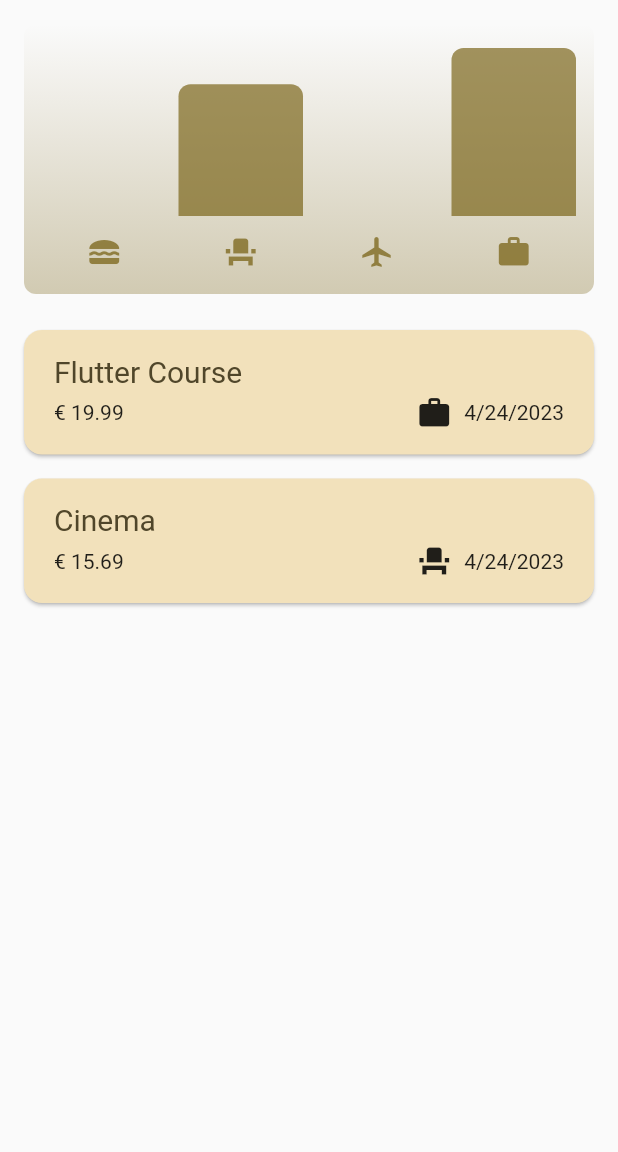
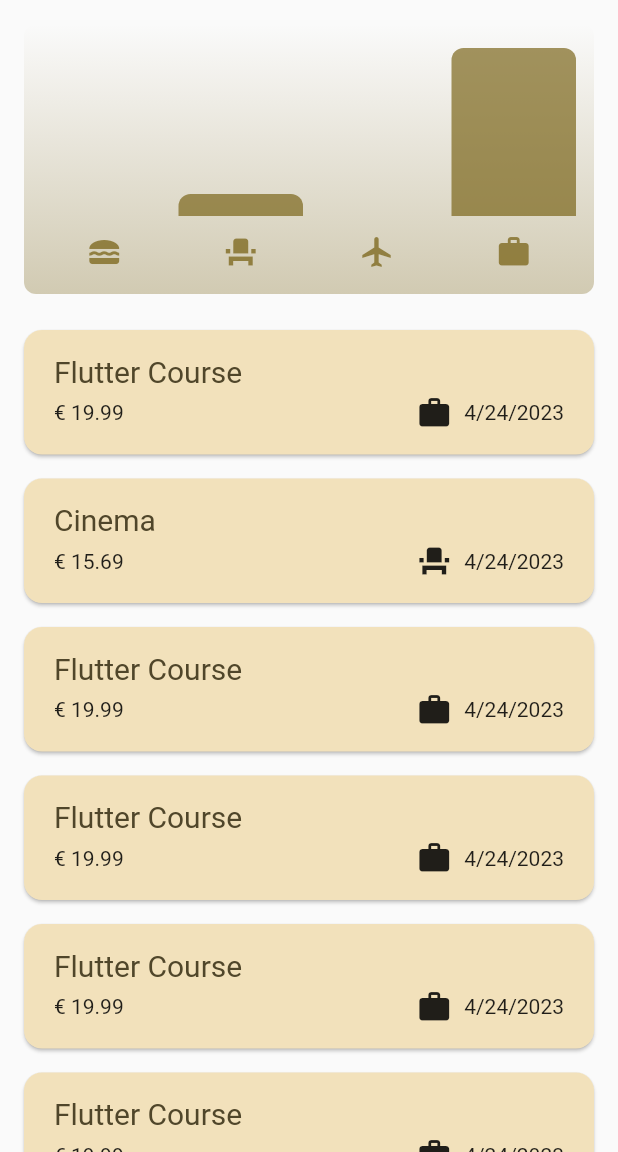
Before and after one commit to Avatbar/Flutter_Expense_Tracker_App, a Flutter app: the screen it shows after launch, on a phone screen of 412 x 824 dp, the part 84-1236 px from its top. Run offline on Flutter 3.47's test engine with Material 2 defaults, Android fonts, the phone set to English and light mode, and no system bars.

```diff
--- a/lib/widgets/expenses.dart
+++ b/lib/widgets/expenses.dart
@@ -25,6 +25,36 @@ class _ExpensesState extends State<Expenses> {
       amount: 15.69,
       date: DateTime.now(),
       category: Category.leisure,
+    ),
+    Expense(
+      title: 'Flutter Course',
+      amount: 19.99,
+      date: DateTime.now(),
+      category: Category.work,
+    ),
+    Expense(
+      title: 'Flutter Course',
+      amount: 19.99,
+      date: DateTime.now(),
+      category: Category.work,
+    ),
+    Expense(
+      title: 'Flutter Course',
+      amount: 19.99,
+      date: DateTime.now(),
+      category: Category.work,
+    ),
+    Expense(
+      title: 'Flutter Course',
+      amount: 19.99,
+      date: DateTime.now(),
+      category: Category.work,
+    ),
+    Expense(
+      title: 'Flutter Course',
+      amount: 19.99,
+      date: DateTime.now(),
+      category: Category.work,
     ),
   ];
 
```
